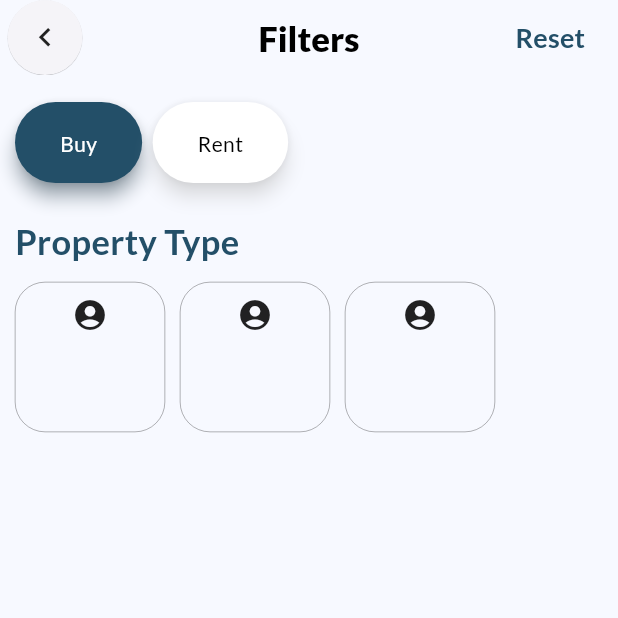
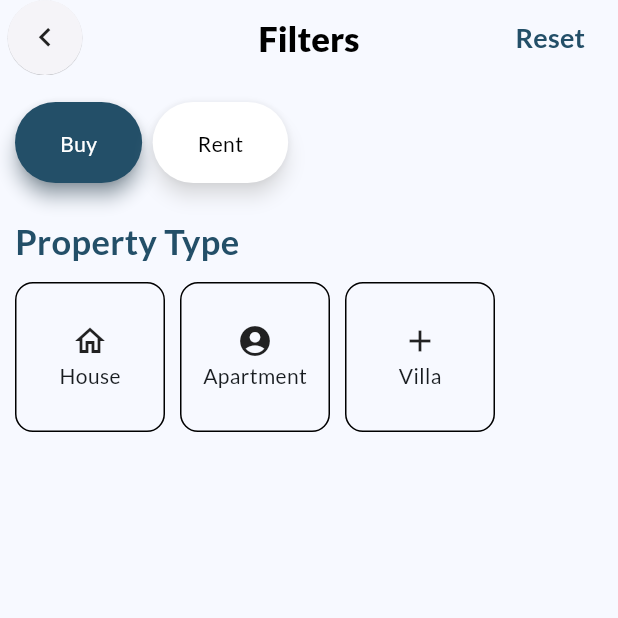
Before and after one commit to Repos-By-Aryan/Real_Estate, a Flutter app: the Search screen opened by its route, on a phone screen of 412 x 824 dp, the top half of it. Run offline on Flutter 3.47's test engine with Material 2 defaults, Android fonts, the light colour scheme and no system bars; our stand-ins replace animated_text_kit, cached_network_image, cloud_firestore, firebase_auth, firebase_core, flutter_svg and 3 more; accounts and stored records are empty.

Commit message:
Fix git errors

```diff
--- a/lib/search/search.dart
+++ b/lib/search/search.dart
@@ -11,10 +11,16 @@ class Search extends StatefulWidget {
 
 int selectedCard = 0;
 final filters = ['Buy', 'Rent'];
-
+final propertyType = ['House', 'Apartment', 'Villa'];
+final icons = <Widget>[
+  Icon(
+    Icons.home_outlined,
+  ),
+  Icon(Icons.account_circle),
+  Icon(Icons.add)
+];
 
 class _SearchState extends State<Search> {
-
   // Function to build the content based on selectedCard
   Widget buildContent() {
     switch (selectedCard) {
@@ -36,13 +42,24 @@ class _SearchState extends State<Search> {
                     scrollDirection: Axis.horizontal,
                     itemBuilder: (context,index){
                   return Container(
-                    margin: EdgeInsets.only(right: 10),
+                    margin: const EdgeInsets.only(right: 10),
                         padding: EdgeInsets.symmetric(vertical: 10),
-                    width:100,
-                    decoration: BoxDecoration(border: Border.all(width: 0.2),borderRadius: BorderRadius.circular(20)),
+                        width: 100,
+                        decoration: BoxDecoration(
+                            border: Border.all(width: 1),
+                            borderRadius: BorderRadius.circular(12)),
                         child: Column(
+                          mainAxisAlignment: MainAxisAlignment.center,
+                          crossAxisAlignment: CrossAxisAlignment.center,
                           children: [
-                        Icon(Icons.account_circle),
+                            icons[index],
+                            SizedBox(
+                              height: 2,
+                            ),
+                            Text(
+                              propertyType[index],
+                              softWrap: true,
+                            ),
                           ],
                         ),
                       );
```
Lines whose indentation alone changed are shown as unchanged.
